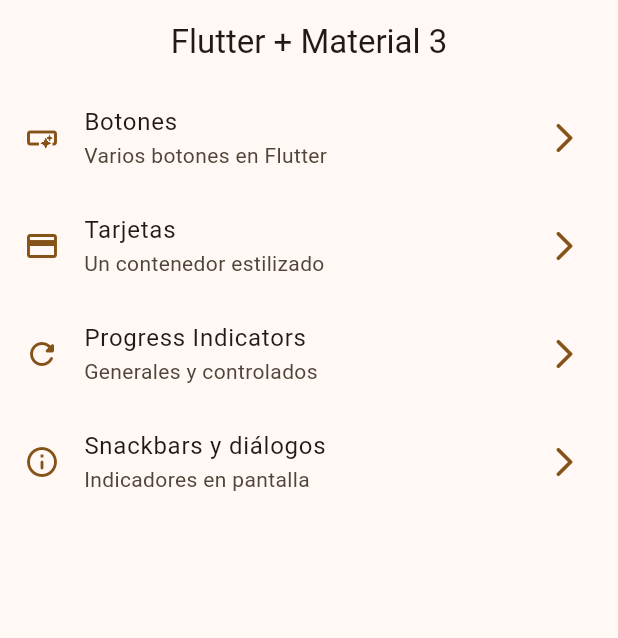
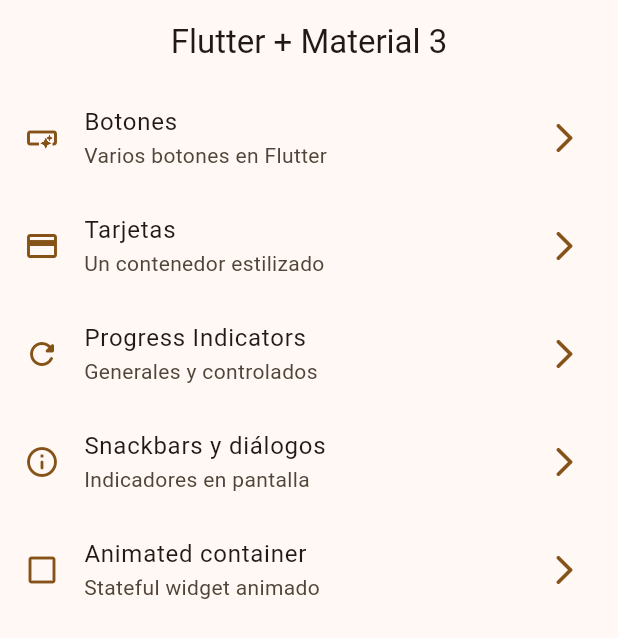
Before and after one commit to URR505/widgets_app, a Flutter app: the screen it shows after launch, on a phone screen of 412 x 824 dp. Shown: the top 638 px of the screen. Run offline on Flutter 3.47's test engine with Material 3 defaults, Android fonts, the phone set to English and light mode, and no system bars; our stand-ins replace go_router.

Commit message:
animated container terminado

```diff
--- a/lib/config/menu/menu_items.dart
+++ b/lib/config/menu/menu_items.dart
@@ -34,4 +34,9 @@ const appMenuItems = <MenuItem>[
       subTitle: 'Indicadores en pantalla',
       link: '/snackbars',
       icon: Icons.info_outline_rounded),
+  MenuItem(
+      title: 'Animated container',
+      subTitle: 'Stateful widget animado',
+      link: '/animated',
+      icon: Icons.check_box_outline_blank_outlined),
 ];
--- a/lib/config/router/app_router.dart
+++ b/lib/config/router/app_router.dart
@@ -30,4 +30,10 @@ final appRouter = GoRouter(initialLocation: '/', routes: [
     pageBuilder: (context, state) =>
         const CupertinoPage(child: SnackbarScreen()),
   ),
+  GoRoute(
+    path: '/animated',
+    name: AnimatedScreen.name,
+    pageBuilder: (context, state) =>
+        const CupertinoPage(child: AnimatedScreen()),
+  ),
 ]);
--- a/lib/main.dart
+++ b/lib/main.dart
@@ -12,7 +12,7 @@ class MainApp extends StatelessWidget {
   @override
   Widget build(BuildContext context) {
     return MaterialApp.router(
-      title: 'Flutter Widgets',
+      title: 'Flutter Widgets ',
       routerConfig: appRouter,
       debugShowCheckedModeBanner: false,
       theme: AppTheme(selectedColor: 6).getTheme(),
--- a/lib/presentation/screens/snackbar/snackbar_screen.dart
+++ b/lib/presentation/screens/snackbar/snackbar_screen.dart
@@ -29,7 +29,9 @@ class SnackbarScreen extends StatelessWidget {
             child: const Text('Cancelar'),
           ),
           FilledButton(
-              onPressed: () => context.pop(), child: const Text('Aceptar'))
+            onPressed: () => context.pop(),
+            child: const Text('Aceptar'),
+          )
         ],
       ),
     );
```
Also changed, not shown: lib/presentation/screens/animated/animated_screen.dart (+43 -2 lines).
